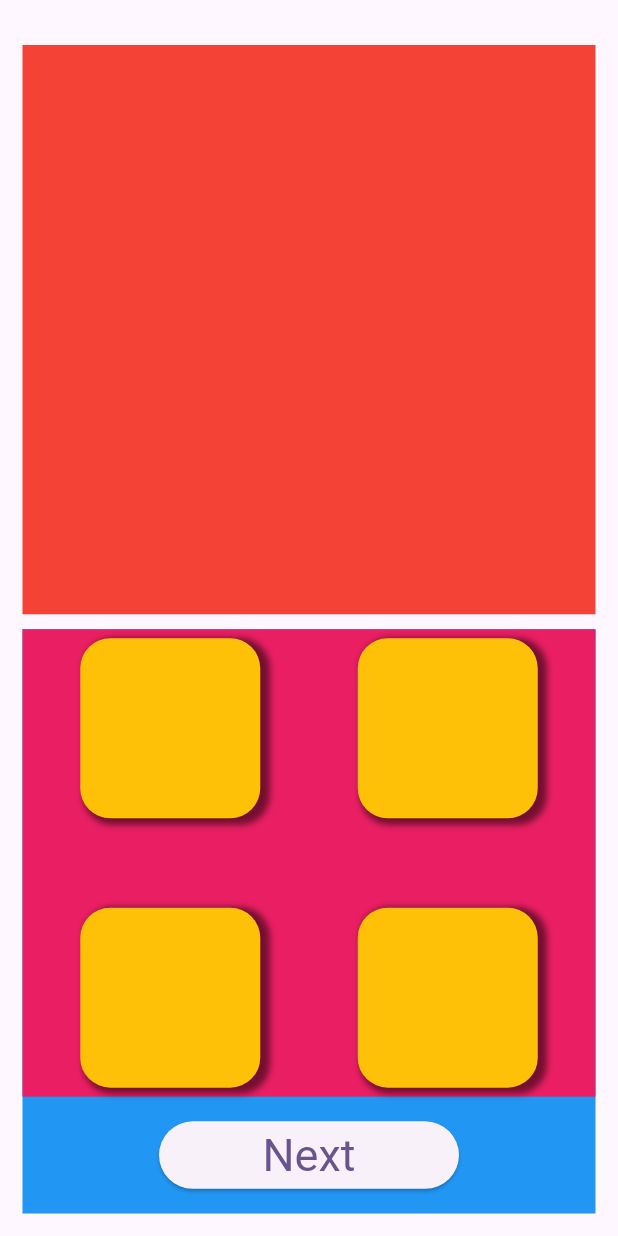
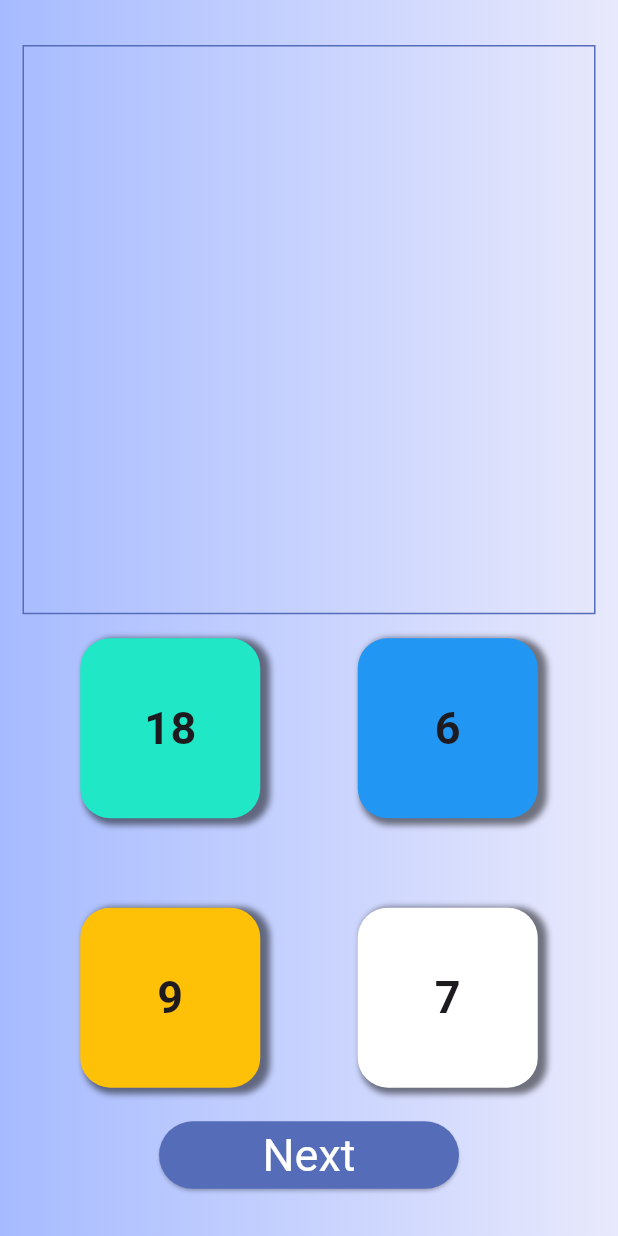
Before and after one commit to Prostorm11/brain_kid, a Flutter app: the screen it shows after launch, after a tap on "Next", on a phone screen of 412 x 824 dp. Run offline on Flutter 3.47's test engine with Material 3 defaults, Android fonts, the phone set to English and light mode, and no system bars; Roboto replaces fonts that are missing (cursive).

Commit message:
update9(questionsMaths_screen)

```diff
--- a/lib/MathsQuestions/question1E.dart
+++ b/lib/MathsQuestions/question1E.dart
@@ -1,6 +1,7 @@
 import 'package:flutter/material.dart';
 //import 'package:rive/rive.dart';
-import "dart:developer" as devtools;
+//import "dart:developer" as devtools;
+import "dart:math";
 
 class Question1e extends StatefulWidget {
   const Question1e({super.key});
@@ -10,11 +11,71 @@ class Question1e extends StatefulWidget {
 }
 
 class _Question1eState extends State<Question1e> {
+  Random random = Random();
+  Set<int> options = {};
+  List<int> optionList = [];
+
+  int value1 = 0;
+  int value2 = 0;
+  int answer = 0;
+  List<Color> buttonColors = [
+    const Color.fromARGB(255, 32, 231, 198),
+    Colors.blue,
+    Colors.amber,
+    Colors.white
+  ];
+
+  void changeColor(int index) {
+    setState(() {
+      buttonColors[index] = Colors.red;
+    });
+  }
+
+  void releaseColor() {
+    setState(() {
+      buttonColors = [
+        const Color.fromARGB(255, 32, 231, 198),
+        Colors.blue,
+        Colors.amber,
+        Colors.white
+      ];
+    });
+  }
+
+  @override
+  void initState() {
+    super.initState();
+    generatequestion();
+  }
+
+  void generatequestion() {
+    value1 = random.nextInt(10);
+    value2 = random.nextInt(10);
+    answer = value1 + value2;
+    generateOptions();
+   optionList = options.toList()..shuffle();
+
+  }
+
+  void generateOptions() {
+    options = {answer};
+    while (options.length < 4) {
+      options.add(random.nextInt(20));
+    }
+  }
+
+
   @override
   Widget build(BuildContext context) {
+
     return SafeArea(
       child: Scaffold(
-        body: SizedBox(
+        body: Container(
+            decoration: const BoxDecoration(
+                gradient: LinearGradient(colors: [
+              Color.fromARGB(255, 166, 187, 255),
+              Color.fromARGB(255, 232, 233, 252)
+            ])),
             child: Padding(
               padding: const EdgeInsets.fromLTRB(15, 30, 15, 15),
               child: Column(
@@ -24,20 +85,23 @@ class _Question1eState extends State<Question1e> {
                     child: Container(
                         margin: const EdgeInsets.only(bottom: 10),
                         width: double.infinity,
-                    color: Colors.red,
-                  )),
+                        decoration: BoxDecoration(
+                            border: Border.all(
+                              width: 1,
+                              color: const Color.fromARGB(255, 85, 108, 185),
+                            ),
+                            color: Colors.transparent)),
+                  ),
                   Expanded(
                       flex: 1,
-                  child: Container(
+                      child: SizedBox(
                         width: double.infinity,
-                    color: Colors.blue,
                         child: Column(
                           children: [
                             Expanded(
                                 flex: 4,
-                            child: Container(
+                                child: SizedBox(
                                   width: double.infinity,
-                              color: Colors.pink,
                                   child: Padding(
                                     padding: const EdgeInsets.all(6),
                                     child: Column(
@@ -45,16 +109,27 @@ class _Question1eState extends State<Question1e> {
                                           MainAxisAlignment.spaceBetween,
                                       children: List.generate(
                                           2,
-                                      (index) => Row(
+                                          (rowindex) => Row(
                                                 mainAxisAlignment:
-                                                MainAxisAlignment.spaceAround,
-                                            children: List.generate(
-                                                2,
-                                                (index) => Container(
+                                                    MainAxisAlignment
+                                                        .spaceAround,
+                                                children: List.generate(2,
+                                                    (colindex) {
+                                                  int position =
+                                                      2 * rowindex + colindex;
+                                                  return InkWell(
+                                                    onTap: () {
+                                                      changeColor(position);
+                                                    },
+                                                    onTapCancel: () {
+                                                      releaseColor();
+                                                    },
+                                                    child: Container(
                                                       width: 120,
                                                       height: 120,
                                                       decoration: BoxDecoration(
-                                                          color: Colors.amber,
+                                                          color: buttonColors[
+                                                              position],
                                                           borderRadius:
                                                               BorderRadius
                                                                   .circular(20),
@@ -64,12 +139,26 @@ class _Question1eState extends State<Question1e> {
                                                                     .black
                                                                     .withOpacity(
                                                                         0.5),
-                                                                offset: const Offset(
+                                                                offset:
+                                                                    const Offset(
                                                                         4, 2),
                                                                 blurRadius: 3,
                                                                 spreadRadius: 2)
                                                           ]),
+                                                      child: Center(
+                                                          child: Text(
+                                                        "${optionList[position]}",
+                                                        style: const TextStyle(
+                                                            fontFamily:
+                                                                "cursive",
+                                                            fontSize: 30,
+                                                            fontWeight:
+                                                                FontWeight
+                                                                    .bold),
                                                       )),
+                                                    ),
+                                                  );
+                                                }),
                                               )),
                                     ),
                                   ),
@@ -78,13 +167,21 @@ class _Question1eState extends State<Question1e> {
                                 flex: 1,
                                 child: Center(
                                   child: ElevatedButton(
-                                onPressed: ()=>devtools.log("Pressed"),
+                                      onPressed: () => Navigator.of(context)
+                                          .pushAndRemoveUntil(MaterialPageRoute(
+                                              builder: (contex) =>
+                                                  const Question1e()),(route) => false,),
                                       style: ElevatedButton.styleFrom(
-                                  textStyle: const TextStyle(fontSize: 30),
-                                  padding:const EdgeInsets.symmetric(vertical: 5,horizontal: 10),
-                                  minimumSize: const  Size(200,20),
-                                  tapTargetSize: MaterialTapTargetSize.shrinkWrap
-                                ),
+                                          backgroundColor: const Color.fromARGB(
+                                              255, 85, 108, 185),
+                                          foregroundColor: Colors.white,
+                                          textStyle:
+                                              const TextStyle(fontSize: 30),
+                                          padding: const EdgeInsets.symmetric(
+                                              vertical: 5, horizontal: 10),
+                                          minimumSize: const Size(200, 20),
+                                          tapTargetSize:
+                                              MaterialTapTargetSize.shrinkWrap),
                                       child: const Text("Next")),
                                 )),
                           ],
```
Lines whose indentation alone changed are shown as unchanged.
